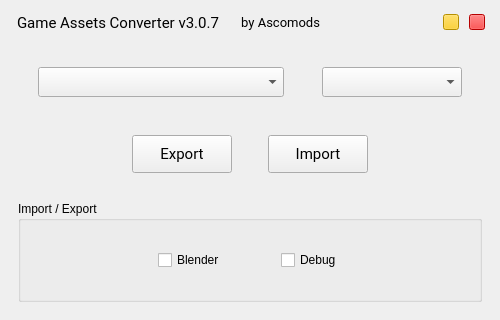
Old version of the form ui/views/MainWindow.ui in the repository ascomods/game-assets-converter.
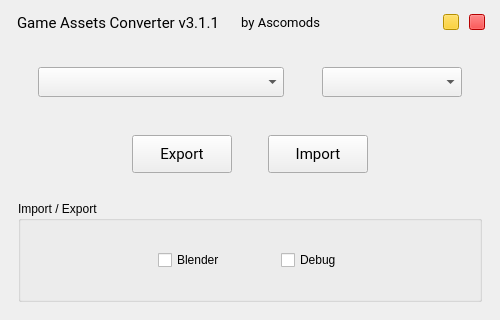
New version of the form. Icons and pictures are not drawn.

Commit message:
fix(General): Fixes for Windows build + 3DS max import  Build:   * Fix paths for ui assets loading after tool exe is built.   * Fix builtin exe loading after tool exe is built.
 Import:
  * Use per polygon values for both 3DS max and blender.
  * Fix missing '.' at start of SPRP string table when importing back.

The edit to the form file:
```diff
--- a/ui/views/MainWindow.ui
+++ b/ui/views/MainWindow.ui
@@ -115,7 +115,7 @@
            <string notr="true"/>
           </property>
           <property name="text">
-           <string>Game Assets Converter v3.0.7</string>
+           <string>Game Assets Converter v3.1.1</string>
           </property>
          </widget>
          <widget class="QFrame" name="title_btns_frame">
```
The commit also changes 9 other files.
